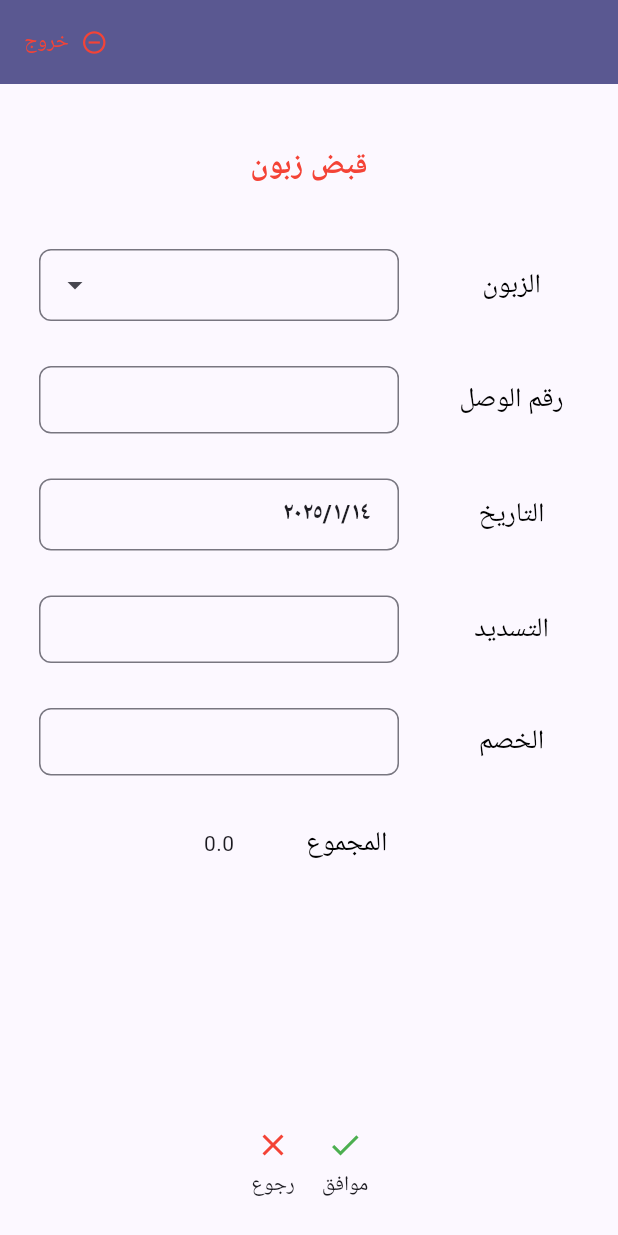
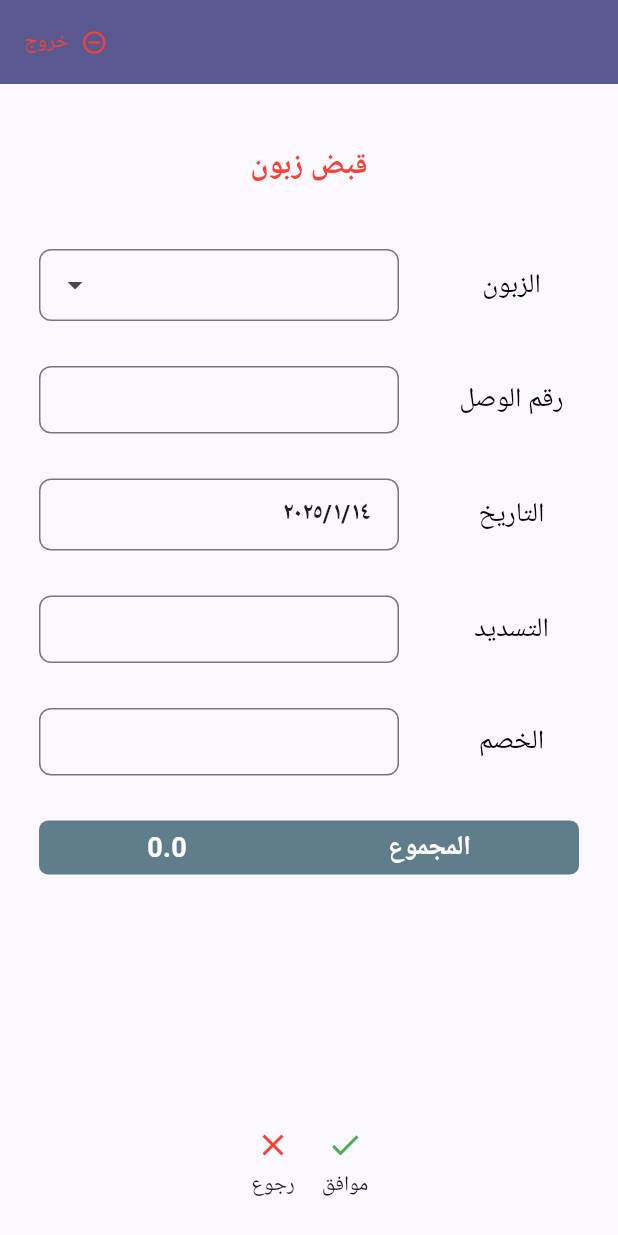
Before and after one commit to AiExpert1985/tablets_phone, a Flutter app: the ReceiptForm screen opened by its route, on a phone screen of 412 x 824 dp. Run offline on Flutter 3.47's test engine with Material 3 defaults, Android fonts, the phone set to English and light mode, and no system bars; drawn by our look-alikes of dropdown_search; our stand-ins replace cached_network_image, cloud_firestore, connectivity_plus, firebase_auth, firebase_core, flutter_form_builder and 3 more; accounts and stored records are empty.

Commit message:
style total text

```diff
--- a/lib/src/features/transactions/view/receipt_form.dart
+++ b/lib/src/features/transactions/view/receipt_form.dart
@@ -152,13 +152,14 @@ class _ReceiptFormState extends ConsumerState<ReceiptForm> {
   }
 
   Widget _buildReceiptTotalAmount(BuildContext context) {
-    return Row(
-      mainAxisAlignment: MainAxisAlignment.center,
-      children: [
-        const FormFieldLabel('المجموع'),
-        HorizontalGap.xl,
-        Text(total.toString()),
-      ],
+    return Container(
+      padding: const EdgeInsets.all(5),
+      decoration: const BoxDecoration(
+          color: Colors.blueGrey, borderRadius: BorderRadius.all(Radius.circular(6))),
+      child: Row(mainAxisAlignment: MainAxisAlignment.spaceAround, children: [
+        const StyledTotalText('المجموع'),
+        StyledTotalText(total.toString()),
+      ]),
     );
   }
 
@@ -225,3 +226,20 @@ class FormFieldLabel extends StatelessWidget {
     );
   }
 }
+
+class StyledTotalText extends StatelessWidget {
+  const StyledTotalText(this.text, {super.key});
+  final String text;
+
+  @override
+  Widget build(BuildContext context) {
+    return Text(
+      text,
+      style: const TextStyle(
+        color: Colors.white,
+        fontSize: 18,
+        fontWeight: FontWeight.bold,
+      ),
+    );
+  }
+}
```
